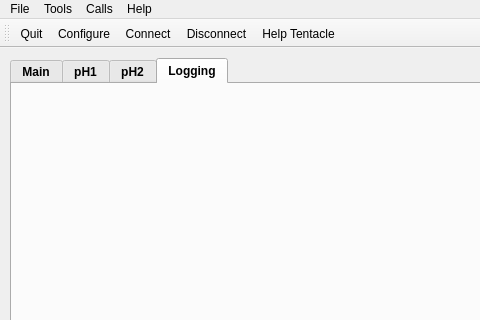
Qt form src/mainwindow.ui (cskv/atlas-tentacle) before a commit; both pictures show x 0 to 480 and y 0 to 320 of the 1042 by 560 pixel window.
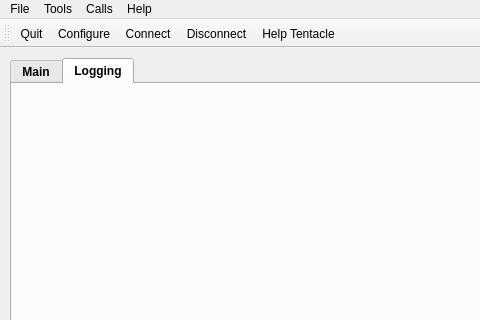
The same form after that commit. The open tabs and pages were chosen to show the change. Icons and pictures are not drawn.

Commit message: MainWindow: tabs with pHFrame[NUMSTAMPS]

```diff
--- a/src/mainwindow.ui
+++ b/src/mainwindow.ui
@@ -126,24 +126,6 @@
       </property>
      </widget>
     </widget>
-    <widget class="QWidget" name="EZOTab1">
-     <attribute name="icon">
-      <iconset resource="../atlasterminal.qrc">
-       <normaloff>:/new/images/images/ph-circuit-large.jpg</normaloff>:/new/images/images/ph-circuit-large.jpg</iconset>
-     </attribute>
-     <attribute name="title">
-      <string>pH1</string>
-     </attribute>
-    </widget>
-    <widget class="QWidget" name="EZOTab2">
-     <attribute name="icon">
-      <iconset resource="../atlasterminal.qrc">
-       <normaloff>:/new/images/images/ph-circuit-large.jpg</normaloff>:/new/images/images/ph-circuit-large.jpg</iconset>
-     </attribute>
-     <attribute name="title">
-      <string>pH2</string>
-     </attribute>
-    </widget>
     <widget class="QWidget" name="logTab">
      <attribute name="icon">
       <iconset resource="../atlasterminal.qrc">
```
The commit also changes 2 other files.
